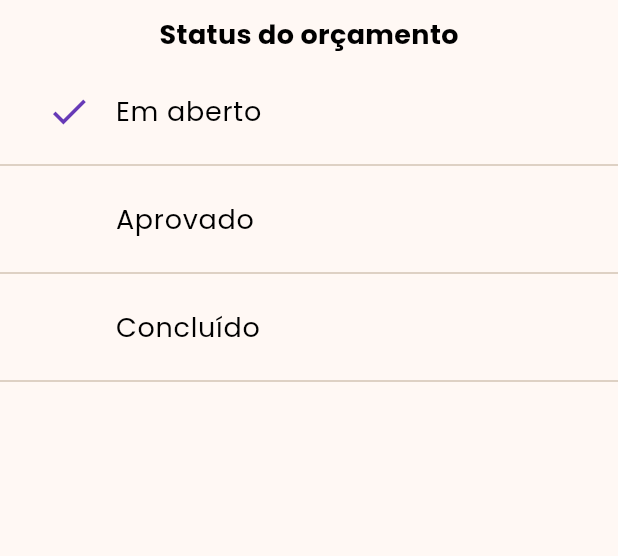
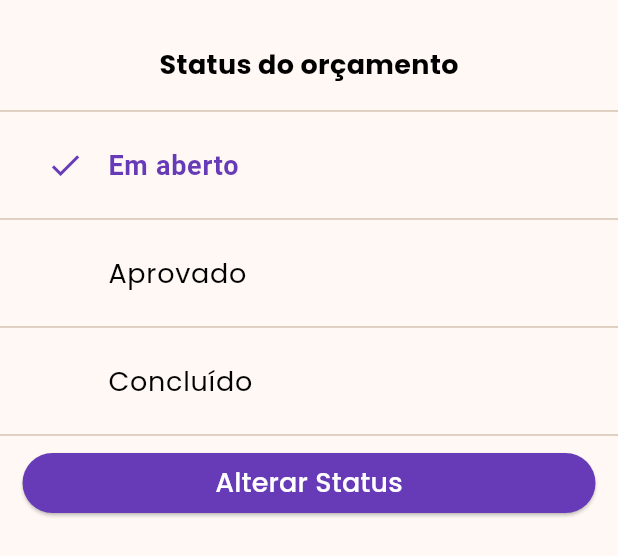
Before and after one commit to Jo-Analyst/js-budget, a Flutter app: the StatusWidget widget shown alone on an empty page, opened directly, on a phone screen of 412 x 824 dp. Shown: the top 556 px of the screen. Run offline on Flutter 3.47's test engine with Material 3 defaults, Android fonts, the light colour scheme and no system bars; our stand-ins replace font_awesome_flutter, sqflite; accounts and stored records are empty.

Commit message:
Colocando o botão no modal

```diff
--- a/lib/src/pages/home/budget_details/widgets/status_widget.dart
+++ b/lib/src/pages/home/budget_details/widgets/status_widget.dart
@@ -11,7 +11,11 @@ class StatusWidget extends StatelessWidget {
       {'desc': 'Aprovado', 'isChecked': false},
       {'desc': 'Concluído', 'isChecked': false},
     ];
-    return Column(
+    return Padding(
+      padding: const EdgeInsets.symmetric(
+        vertical: 20,
+      ),
+      child: Column(
         children: [
           const Padding(
             padding: EdgeInsets.symmetric(vertical: 10),
@@ -20,6 +24,7 @@ class StatusWidget extends StatelessWidget {
               style: textStyleSmallFontWeight,
             ),
           ),
+          const Divider(),
           Column(
             children: status.map(
               (st) {
@@ -34,20 +39,45 @@ class StatusWidget extends StatelessWidget {
                         leading: Icon(
                           isChecked ? Icons.check : null,
                           color: Colors.deepPurple,
-                        size: 30,
+                          size: 25,
                         ),
                         title: Text(
                           desc,
-                        style: textStyleSmallDefault,
+                          style: isChecked
+                              ? TextStyle(
+                                  color: Colors.deepPurple,
+                                  fontWeight:
+                                      textStyleSmallFontWeight.fontWeight,
+                                  fontSize: textStyleSmallFontWeight.fontSize)
+                              : textStyleSmallDefault,
                         ),
                       ),
-                  ),const Divider()
+                    ),
+                    const Divider()
                   ],
                 );
               },
             ).toList(),
           ),
+          Container(
+            margin: const EdgeInsets.symmetric(horizontal: 15),
+            width: double.infinity,
+            child: ElevatedButton(
+              style: ElevatedButton.styleFrom(
+                backgroundColor: Colors.deepPurple,
+                foregroundColor: Colors.white,
+              ),
+              onPressed: () {},
+              child: Text(
+                'Alterar Status',
+                style: TextStyle(
+                    fontSize: textStyleSmallDefault.fontSize,
+                    fontFamily: textStyleSmallDefault.fontFamily),
+              ),
+            ),
+          ),
         ],
+      ),
     );
   }
 }
--- a/lib/src/pages/home/widgets/show_modal_widget.dart
+++ b/lib/src/pages/home/widgets/show_modal_widget.dart
@@ -7,7 +7,7 @@ class Modal {
       builder: (context) {
         return SizedBox(
           width: double.infinity,
-          height: 270,
+          height: MediaQuery.sizeOf(context).height * .5,
           child: Column(
             children: [
               Container(
@@ -17,7 +17,7 @@ class Modal {
                   color: Colors.deepPurple,
                 ),
                 width: 50,
-                height: 5,
+                height: 3,
               ),
               widget
             ],
```
Lines whose indentation alone changed are shown as unchanged.
